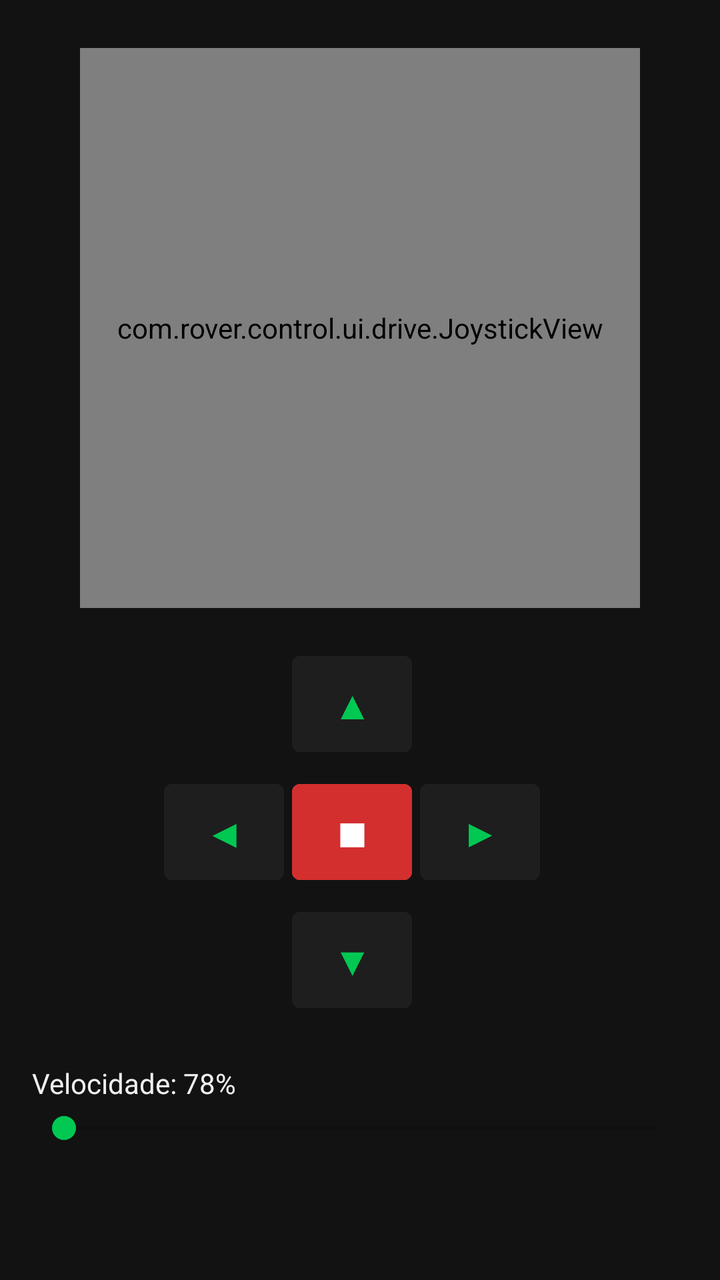
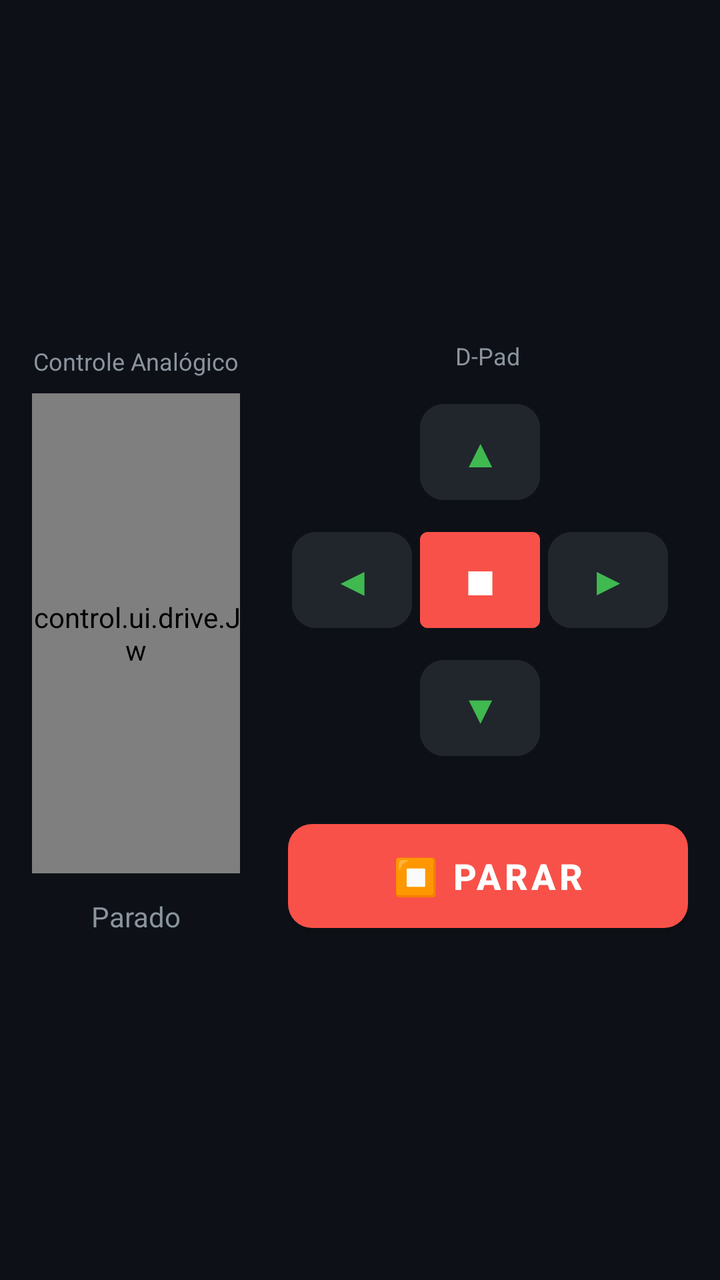

Compare the two renders of this Android layout. The source of the first and the diff that turns it into the second are given below.
<!-- AndroidManifest.xml: application theme Theme.RoverControl -->
<!-- res/layout/fragment_drive.xml -->
<?xml version="1.0" encoding="utf-8"?>
<LinearLayout
    xmlns:android="http://schemas.android.com/apk/res/android"
    android:layout_width="match_parent"
    android:layout_height="match_parent"
    android:orientation="vertical"
    android:background="@color/colorBackground"
    android:padding="16dp">

    
    <com.rover.control.ui.drive.JoystickView
        android:id="@+id/joystick"
        android:layout_width="280dp"
        android:layout_height="280dp"
        android:layout_gravity="center_horizontal"
        android:layout_marginTop="8dp" />

    
    <GridLayout
        android:layout_width="200dp"
        android:layout_height="wrap_content"
        android:layout_gravity="center_horizontal"
        android:layout_marginTop="16dp"
        android:columnCount="3"
        android:rowCount="3">

        <View android:layout_width="60dp" android:layout_height="60dp" />

        <Button
            android:id="@+id/btn_up"
            android:layout_width="60dp"
            android:layout_height="60dp"
            android:text="▲"
            style="@style/DpadButton" />

        <View android:layout_width="60dp" android:layout_height="60dp" />

        <Button
            android:id="@+id/btn_left"
            android:layout_width="60dp"
            android:layout_height="60dp"
            android:text="◀"
            style="@style/DpadButton" />

        <Button
            android:id="@+id/btn_stop"
            android:layout_width="60dp"
            android:layout_height="60dp"
            android:text="■"
            android:backgroundTint="@color/colorError"
            android:textColor="@android:color/white"
            android:textSize="20sp"
            android:layout_margin="2dp" />

        <Button
            android:id="@+id/btn_right"
            android:layout_width="60dp"
            android:layout_height="60dp"
            android:text="▶"
            style="@style/DpadButton" />

        <View android:layout_width="60dp" android:layout_height="60dp" />

        <Button
            android:id="@+id/btn_down"
            android:layout_width="60dp"
            android:layout_height="60dp"
            android:text="▼"
            style="@style/DpadButton" />

        <View android:layout_width="60dp" android:layout_height="60dp" />

    </GridLayout>

    
    <LinearLayout
        android:layout_width="match_parent"
        android:layout_height="wrap_content"
        android:orientation="vertical"
        android:layout_marginTop="20dp">

        <TextView
            android:id="@+id/tv_speed"
            android:layout_width="wrap_content"
            android:layout_height="wrap_content"
            android:text="Velocidade: 78%"
            android:textColor="@color/colorOnBackground"
            android:textSize="14sp"
            android:layout_marginBottom="4dp" />

        <SeekBar
            android:id="@+id/seek_speed"
            android:layout_width="match_parent"
            android:layout_height="wrap_content"
            android:progressTint="@color/colorPrimary"
            android:thumbTint="@color/colorPrimary" />

    </LinearLayout>

</LinearLayout>
<!-- resources referenced by this layout -->
<resources>
  <color name="colorBackground">#121212</color>
  <color name="colorError">#D32F2F</color>
  <color name="colorOnBackground">#EFEFEF</color>
  <color name="colorPrimary">#00C853</color>
  <style name="DpadButton">
          <item name="android:layout_width">60dp</item>
          <item name="android:layout_height">60dp</item>
          <item name="android:backgroundTint">@color/colorSurface</item>
          <item name="android:textColor">@color/colorPrimary</item>
          <item name="android:textSize">20sp</item>
          <item name="android:layout_margin">2dp</item>
      </style>
  <style name="Theme.RoverControl" parent="Theme.MaterialComponents.DayNight.NoActionBar">
          <item name="colorPrimary">@color/colorPrimary</item>
          <item name="colorSecondary">@color/colorSecondary</item>
          <item name="android:windowBackground">@color/colorBackground</item>
          <item name="colorError">@color/colorError</item>
      </style>
  <color name="colorSurface">#1E1E1E</color>
  <color name="colorSecondary">#0091EA</color>
</resources>

<!-- the commit's change to res/layout/fragment_drive.xml (unified diff, before → after) -->
@@ -1,100 +1,180 @@
 <?xml version="1.0" encoding="utf-8"?>
-<LinearLayout
+<FrameLayout
     xmlns:android="http://schemas.android.com/apk/res/android"
     android:layout_width="match_parent"
     android:layout_height="match_parent"
-    android:orientation="vertical"
-    android:background="@color/colorBackground"
-    android:padding="16dp">
-
-    
-    <com.rover.control.ui.drive.JoystickView
-        android:id="@+id/joystick"
-        android:layout_width="280dp"
-        android:layout_height="280dp"
-        android:layout_gravity="center_horizontal"
-        android:layout_marginTop="8dp" />
-
-    
-    <GridLayout
-        android:layout_width="200dp"
-        android:layout_height="wrap_content"
-        android:layout_gravity="center_horizontal"
-        android:layout_marginTop="16dp"
-        android:columnCount="3"
-        android:rowCount="3">
-
-        <View android:layout_width="60dp" android:layout_height="60dp" />
-
-        <Button
-            android:id="@+id/btn_up"
-            android:layout_width="60dp"
-            android:layout_height="60dp"
-            android:text="▲"
-            style="@style/DpadButton" />
-
-        <View android:layout_width="60dp" android:layout_height="60dp" />
-
-        <Button
-            android:id="@+id/btn_left"
-            android:layout_width="60dp"
-            android:layout_height="60dp"
-            android:text="◀"
-            style="@style/DpadButton" />
-
-        <Button
-            android:id="@+id/btn_stop"
-            android:layout_width="60dp"
-            android:layout_height="60dp"
-            android:text="■"
-            android:backgroundTint="@color/colorError"
-            android:textColor="@android:color/white"
-            android:textSize="20sp"
-            android:layout_margin="2dp" />
-
-        <Button
-            android:id="@+id/btn_right"
-            android:layout_width="60dp"
-            android:layout_height="60dp"
-            android:text="▶"
-            style="@style/DpadButton" />
-
-        <View android:layout_width="60dp" android:layout_height="60dp" />
-
-        <Button
-            android:id="@+id/btn_down"
-            android:layout_width="60dp"
-            android:layout_height="60dp"
-            android:text="▼"
-            style="@style/DpadButton" />
-
-        <View android:layout_width="60dp" android:layout_height="60dp" />
-
-    </GridLayout>
+    android:background="@color/colorBackground">
 
     
     <LinearLayout
+        android:id="@+id/content_layout"
         android:layout_width="match_parent"
-        android:layout_height="wrap_content"
-        android:orientation="vertical"
-        android:layout_marginTop="20dp">
+        android:layout_height="match_parent"
+        android:orientation="horizontal"
+        android:padding="16dp">
 
-        <TextView
-            android:id="@+id/tv_speed"
+        
+        <LinearLayout
+            android:layout_width="0dp"
+            android:layout_height="match_parent"
+            android:layout_weight="1"
+            android:orientation="vertical"
+            android:gravity="center">
+
+            <TextView
+                android:layout_width="wrap_content"
+                android:layout_height="wrap_content"
+                android:text="Controle Analógico"
+                android:textColor="@color/colorOnSurfaceVariant"
+                android:textSize="12sp"
+                android:layout_marginBottom="8dp" />
+
+            <com.rover.control.ui.drive.JoystickView
+                android:id="@+id/joystick"
+                android:layout_width="240dp"
+                android:layout_height="240dp" />
+
+            
+            <TextView
+                android:id="@+id/tv_direction"
+                android:layout_width="wrap_content"
+                android:layout_height="wrap_content"
+                android:text="Parado"
+                android:textColor="@color/colorOnSurfaceVariant"
+                android:textSize="14sp"
+                android:layout_marginTop="12dp" />
+
+        </LinearLayout>
+
+        
+        <LinearLayout
             android:layout_width="wrap_content"
-            android:layout_height="wrap_content"
-            android:text="Velocidade: 78%"
-            android:textColor="@color/colorOnBackground"
-            android:textSize="14sp"
-            android:layout_marginBottom="4dp" />
+            android:layout_height="match_parent"
+            android:orientation="vertical"
+            android:gravity="center"
+            android:layout_marginStart="24dp">
 
-        <SeekBar
-            android:id="@+id/seek_speed"
-            android:layout_width="match_parent"
-            android:layout_height="wrap_content"
-            android:progressTint="@color/colorPrimary"
-            android:thumbTint="@color/colorPrimary" />
+            <TextView
+                android:layout_width="wrap_content"
+                android:layout_height="wrap_content"
+                android:text="D-Pad"
+                android:textColor="@color/colorOnSurfaceVariant"
+                android:textSize="12sp"
+                android:layout_marginBottom="8dp" />
+
+            
+            <GridLayout
+                android:layout_width="200dp"
+                android:layout_height="200dp"
+                android:columnCount="3"
+                android:rowCount="3">
+
+                <View android:layout_width="60dp" android:layout_height="60dp" />
+
+                <Button
+                    android:id="@+id/btn_up"
+                    android:layout_width="60dp"
+                    android:layout_height="60dp"
+                    android:text="▲"
+                    style="@style/DpadButton" />
+
+                <View android:layout_width="60dp" android:layout_height="60dp" />
+
+                <Button
+                    android:id="@+id/btn_left"
+                    android:layout_width="60dp"
+                    android:layout_height="60dp"
+                    android:text="◀"
+                    style="@style/DpadButton" />
+
+                <Button
+                    android:id="@+id/btn_stop"
+                    android:layout_width="60dp"
+                    android:layout_height="60dp"
+                    android:text="■"
+                    android:backgroundTint="@color/colorError"
+                    android:textColor="@android:color/white"
+                    android:textSize="20sp"
+                    android:layout_margin="2dp" />
+
+                <Button
+                    android:id="@+id/btn_right"
+                    android:layout_width="60dp"
+                    android:layout_height="60dp"
+                    android:text="▶"
+                    style="@style/DpadButton" />
+
+                <View android:layout_width="60dp" android:layout_height="60dp" />
+
+                <Button
+                    android:id="@+id/btn_down"
+                    android:layout_width="60dp"
+                    android:layout_height="60dp"
+                    android:text="▼"
+                    style="@style/DpadButton" />
+
+                <View android:layout_width="60dp" android:layout_height="60dp" />
+
+            </GridLayout>
+
+            
+            <Button
+                android:id="@+id/btn_emergency_stop"
+                style="@style/EmergencyStopButton"
+                android:text="⏹ PARAR" />
+
+        </LinearLayout>
 
     </LinearLayout>
 
-</LinearLayout>
+    
+    <FrameLayout
+        android:id="@+id/overlay_connection"
+        android:layout_width="match_parent"
+        android:layout_height="match_parent"
+        android:background="@color/colorOverlay"
+        android:visibility="gone">
+
+        <LinearLayout
+            android:layout_width="wrap_content"
+            android:layout_height="wrap_content"
+            android:layout_gravity="center"
+            android:orientation="vertical"
+            android:gravity="center"
+            android:padding="32dp">
+
+            <ImageView
+                android:layout_width="64dp"
+                android:layout_height="64dp"
+                android:src="@drawable/ic_bt_disconnected"
+                android:layout_marginBottom="16dp"
+                android:alpha="0.7" />
+
+            <TextView
+                android:layout_width="wrap_content"
+                android:layout_height="wrap_content"
+                android:text="Desconectado"
+                android:textColor="@color/colorOnBackground"
+                android:textSize="20sp"
+                android:textStyle="bold"
+                android:layout_marginBottom="8dp" />
+
+            <TextView
+                android:layout_width="wrap_content"
+                android:layout_height="wrap_content"
+                android:text="Conecte-se ao Rover para controlar"
+                android:textColor="@color/colorOnSurfaceVariant"
+                android:textSize="14sp"
+                android:layout_marginBottom="24dp" />
+
+            <Button
+                android:id="@+id/btn_connect_overlay"
+                style="@style/PrimaryButton"
+                android:layout_width="200dp"
+                android:text="Conectar" />
+
+        </LinearLayout>
+
+    </FrameLayout>
+
+</FrameLayout>
<!-- resource entries referenced after the edit -->
@@ -1,24 +1,72 @@
 <!-- resources referenced by this layout -->
 <resources>
-  <color name="colorBackground">#121212</color>
-  <color name="colorError">#D32F2F</color>
-  <color name="colorOnBackground">#EFEFEF</color>
-  <color name="colorPrimary">#00C853</color>
-  <style name="DpadButton">
+  <color name="colorBackground">#0D1117</color>
+  <color name="colorError">#F85149</color>
+  <color name="colorOnBackground">#C9D1D9</color>
+  <color name="colorOnSurfaceVariant">#8B949E</color>
+  <color name="colorOverlay">#800D1117</color>
+  <!-- drawable ic_bt_disconnected (drawable) -->
+  <?xml version="1.0" encoding="utf-8"?>
+  <vector xmlns:android="http://schemas.android.com/apk/res/android"
+      android:width="24dp" android:height="24dp"
+      android:viewportWidth="24" android:viewportHeight="24">
+      <path android:fillColor="#757575"
+          android:pathData="M17.71,7.71L12,2h-1v7.59L6.41,5 5,6.41l5.59,5.59L5,17.59 6.41,19 11,14.41V22h1l5.71-5.71-4.3-4.29 4.3-4.29zM13,5.83l1.88,1.88L13,9.59V5.83zM14.88,16.29 13,18.17v-3.76l1.88,1.88z" />
+  </vector>
+  <color name="colorPrimary">#3FB950</color>
+  <color name="colorOnError">#FFFFFF</color>
+  <color name="colorOnPrimary">#FFFFFF</color>
+  <color name="colorPrimaryVariant">#238636</color>
+  <style name="DpadButton" parent="Widget.MaterialComponents.Button.OutlinedButton">
           <item name="android:layout_width">60dp</item>
           <item name="android:layout_height">60dp</item>
-          <item name="android:backgroundTint">@color/colorSurface</item>
+          <item name="android:backgroundTint">@color/colorSurfaceVariant</item>
           <item name="android:textColor">@color/colorPrimary</item>
           <item name="android:textSize">20sp</item>
           <item name="android:layout_margin">2dp</item>
+          <item name="cornerRadius">12dp</item>
+          <item name="strokeColor">@color/colorSurfaceVariant</item>
+          <item name="strokeWidth">1dp</item>
+      </style>
+  <style name="EmergencyStopButton" parent="Widget.MaterialComponents.Button">
+          <item name="android:layout_width">match_parent</item>
+          <item name="android:layout_height">64dp</item>
+          <item name="android:layout_marginTop">12dp</item>
+          <item name="backgroundTint">@color/colorError</item>
+          <item name="android:textColor">@color/colorOnError</item>
+          <item name="android:textSize">18sp</item>
+          <item name="android:textStyle">bold</item>
+          <item name="cornerRadius">12dp</item>
+      </style>
+  <style name="PrimaryButton" parent="Widget.MaterialComponents.Button">
+          <item name="android:layout_width">0dp</item>
+          <item name="android:layout_height">48dp</item>
+          <item name="android:layout_margin">4dp</item>
+          <item name="backgroundTint">@color/colorPrimary</item>
+          <item name="android:textColor">@color/colorOnPrimary</item>
+          <item name="cornerRadius">24dp</item>
       </style>
   <style name="Theme.RoverControl" parent="Theme.MaterialComponents.DayNight.NoActionBar">
           <item name="colorPrimary">@color/colorPrimary</item>
+          <item name="colorPrimaryVariant">@color/colorPrimaryVariant</item>
+          <item name="colorOnPrimary">@color/colorOnPrimary</item>
           <item name="colorSecondary">@color/colorSecondary</item>
+          <item name="colorSecondaryVariant">@color/colorSecondaryVariant</item>
+          <item name="colorOnSecondary">@color/colorOnSecondary</item>
+          <item name="android:colorBackground">@color/colorBackground</item>
           <item name="android:windowBackground">@color/colorBackground</item>
+          <item name="colorSurface">@color/colorSurface</item>
+          <item name="colorOnSurface">@color/colorOnSurface</item>
           <item name="colorError">@color/colorError</item>
+          <item name="colorOnError">@color/colorOnError</item>
+          <item name="colorSurfaceVariant">@color/colorSurfaceVariant</item>
+          <item name="colorOnSurfaceVariant">@color/colorOnSurfaceVariant</item>
       </style>
-  <color name="colorSurface">#1E1E1E</color>
-  <color name="colorSecondary">#0091EA</color>
+  <color name="colorSurfaceVariant">#21262D</color>
+  <color name="colorSurface">#161B22</color>
+  <color name="colorOnSurface">#C9D1D9</color>
+  <color name="colorSecondary">#58A6FF</color>
+  <color name="colorSecondaryVariant">#1F6FEB</color>
+  <color name="colorOnSecondary">#FFFFFF</color>
 </resources>
 
